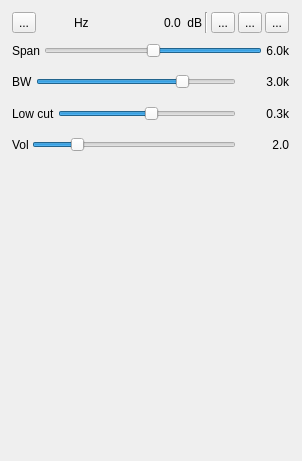
Qt form plugins/channel/ssb/ssbdemodgui.ui (f4exb/sdrangel) before a commit.
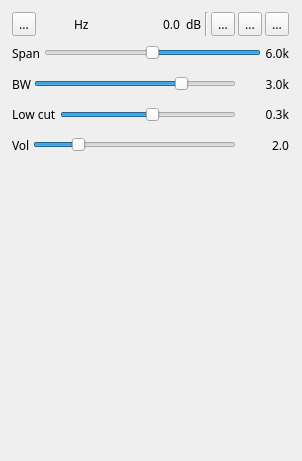
The same form after that commit. Icons and pictures are not drawn. Custom widgets are drawn as their Qt base class.

Commit message: Normalized Channel Analzyer and SSB GUIs (global font family and size)

```diff
--- a/plugins/channel/ssb/ssbdemodgui.ui
+++ b/plugins/channel/ssb/ssbdemodgui.ui
@@ -16,6 +16,12 @@
     <height>0</height>
    </size>
   </property>
+  <property name="font">
+   <font>
+    <family>Sans Serif</family>
+    <pointsize>9</pointsize>
+   </font>
+  </property>
   <property name="windowTitle">
    <string>SSB Demodulator</string>
   </property>
```
The commit also changes 1 other file.
